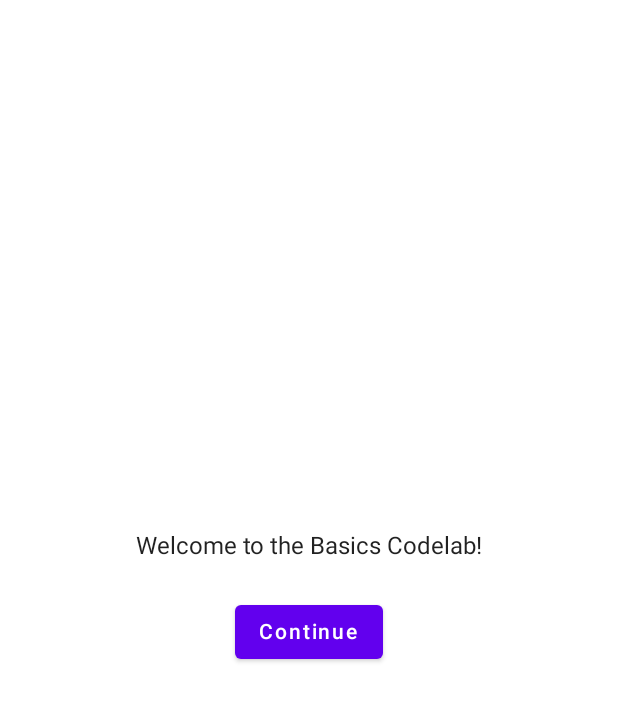
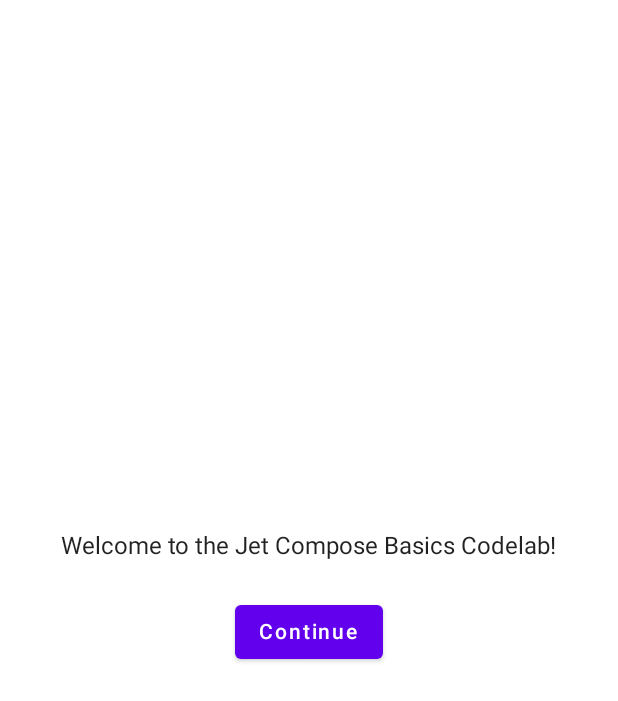
Before and after one commit to EleoXDA/JComposeBasics_KT, an Android app built with Jetpack Compose: the @Preview function OnboardingPreview, on a phone screen of 412 x 824 dp. Shown: the top 701 px of the screen. Run offline under Robolectric (Android 15) with nearby library versions, the phone set to English and light mode, and no system bars.

```diff
--- a/app/src/main/java/eu/eleo/jcomposebasics/MainActivity.kt
+++ b/app/src/main/java/eu/eleo/jcomposebasics/MainActivity.kt
@@ -6,36 +6,64 @@ import androidx.activity.compose.setContent
 import androidx.compose.foundation.layout.*
 import androidx.compose.material.*
 import androidx.compose.runtime.Composable
+import androidx.compose.runtime.getValue
 import androidx.compose.runtime.mutableStateOf
 import androidx.compose.runtime.remember
+import androidx.compose.runtime.setValue
+import androidx.compose.ui.Alignment
 import androidx.compose.ui.Modifier
 import androidx.compose.ui.tooling.preview.Preview
 import androidx.compose.ui.unit.dp
 import eu.eleo.jcomposebasics.ui.theme.JComposeBasicsTheme
-import androidx.compose.runtime.getValue
-import androidx.compose.runtime.setValue
-import androidx.compose.ui.Alignment
-
 
 class MainActivity : ComponentActivity() {
     override fun onCreate(savedInstanceState: Bundle?) {
         super.onCreate(savedInstanceState)
         setContent {
             JComposeBasicsTheme {
-                // A surface container using the 'background' color from the theme
-                Surface(
-                    modifier = Modifier.fillMaxSize(),
-                    color = MaterialTheme.colors.background
-                ) {
                     JCB()
                 }
             }
         }
     }
-}
+
 @Composable
 fun JCB() {
-    Greetings()
+    var shouldShowOnboarding by remember { mutableStateOf(true) }
+
+    if (shouldShowOnboarding) {
+        OnboardingScreen(onContinueClicked = { shouldShowOnboarding = false })
+    } else {
+        Greetings()
+    }
+}
+
+@Composable
+fun OnboardingScreen(onContinueClicked: () -> Unit) {
+
+    Surface {
+        Column(
+            modifier = Modifier.fillMaxSize(),
+            verticalArrangement = Arrangement.Center,
+            horizontalAlignment = Alignment.CenterHorizontally
+        ) {
+            Text("Welcome to the Jet Compose Basics Codelab!")
+            Button(
+                modifier = Modifier.padding(vertical = 24.dp),
+                onClick = onContinueClicked
+            ){
+                Text("Continue")
+            }
+        }
+    }
+}
+
+@Preview(showBackground = true, widthDp = 320, heightDp = 320)
+@Composable
+fun OnboardingPreview() {
+    JComposeBasicsTheme {
+        OnboardingScreen(onContinueClicked = {})
+    }
 }
 
 @Composable
@@ -70,33 +98,8 @@ private fun Greeting(name: String) {
     }
     }
 }
-@Composable
-fun OnboardingScreen() {
-    var shouldShowOnboarding by remember { mutableStateOf(true) }
 
-    Surface {
-        Column(
-            modifier = Modifier.fillMaxSize(),
-            verticalArrangement = Arrangement.Center,
-            horizontalAlignment = Alignment.CenterHorizontally
-        ) {
-            Text("Welcome to the Basics Codelab!")
-            Button(
-                modifier = Modifier.padding(vertical = 24.dp),
-                onClick = { shouldShowOnboarding = false }
-            ) {
-                Text("Continue")
-            }
-        }
-    }
-}
-@Preview(showBackground = true, widthDp = 320, heightDp = 320)
-@Composable
-fun OnboardingPreview() {
-    JComposeBasicsTheme {
-        OnboardingScreen()
-    }
-}
+
 
 @Preview(showBackground = true)
 @Composable
```
